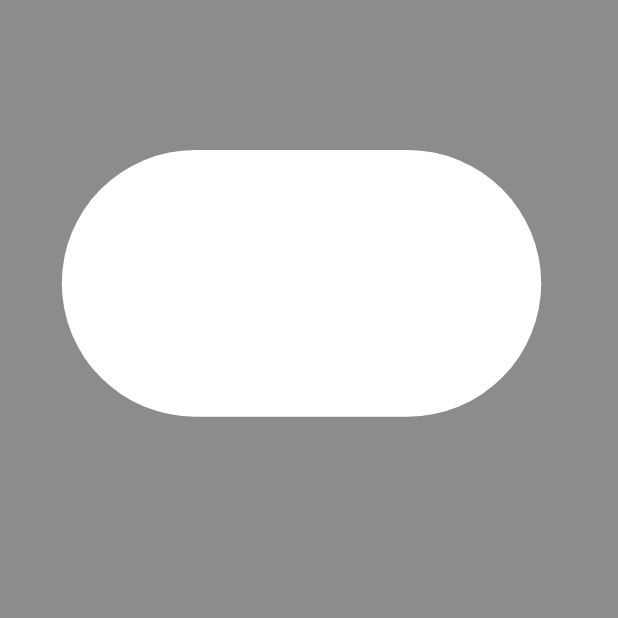
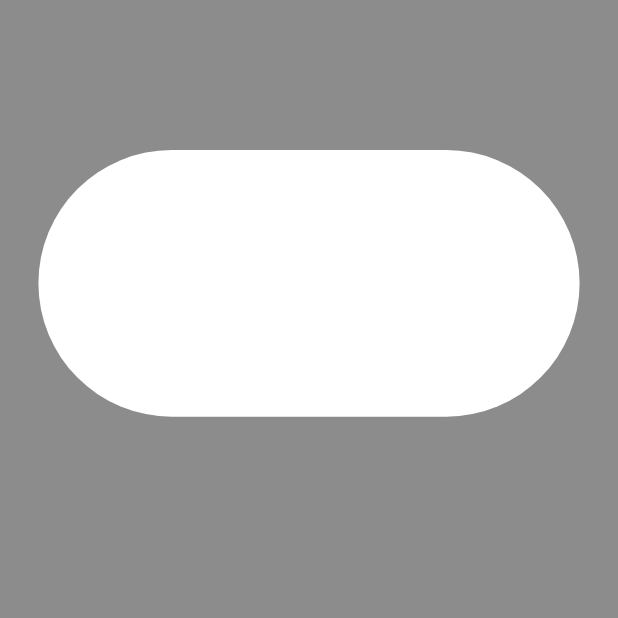
Before and after one commit to afullsnack/oreocrypt, a Flutter app: the Home screen opened by its route, after a tap on an icon or button, on a phone screen of 412 x 824 dp, the top half of it. Run offline on Flutter 3.47's test engine with Material 2 defaults, Android fonts, the phone set to English and light mode, and no system bars; our stand-ins replace cached_network_image, video_player; missing offline and left inert: crypto_font_icons.

Commit message:
Fixed issues wth layout and possitioning

```diff
--- a/lib/screens/full_coinpill.dart
+++ b/lib/screens/full_coinpill.dart
@@ -34,9 +34,7 @@ class _FullCoinPillState extends State<FullCoinPill>
     await Future.delayed(Duration(milliseconds: 100));
     setState(() {
       top = 100;
-      left = (MediaQuery.of(context).size.width / 2) -
-          ((MediaQuery.of(context).size.width * .8) / 2);
-      width = MediaQuery.of(context).size.width * .8;
+      left = (MediaQuery.of(context).size.width / 2) - (width / 2);
     });
   }
 
@@ -58,14 +56,21 @@ class _FullCoinPillState extends State<FullCoinPill>
           AnimatedPositioned(
             top: top,
             left: left,
-            duration: Duration(milliseconds: 500),
+            onEnd: () {
+              setState(() {
+                width = (MediaQuery.of(context).size.width * .9);
+                left = MediaQuery.of(context).size.width / 2 -
+                    (((MediaQuery.of(context).size.width * .9) - 10) / 2);
+              });
+            },
+            duration: Duration(milliseconds: 300),
             child: GestureDetector(
               onTap: () {
                 _reversAnimation();
                 Navigator.pop(context);
               },
               child: AnimatedContainer(
-                duration: Duration(milliseconds: 500),
+                duration: Duration(milliseconds: 300),
                 width: width - 10,
                 height: height,
                 decoration: BoxDecoration(
--- a/lib/screens/portfolio.dart
+++ b/lib/screens/portfolio.dart
@@ -91,9 +91,9 @@ class PortfolioScreen extends StatelessWidget {
                       Navigator.push(
                         context,
                         PageRouteBuilder(
-                          transitionDuration: Duration(milliseconds: 800),
+                          transitionDuration: Duration(milliseconds: 100),
                           reverseTransitionDuration:
-                              Duration(milliseconds: 800),
+                              Duration(milliseconds: 500),
                           transitionsBuilder:
                               (context, animation, secAnimation, child) {
                             animation = CurvedAnimation(
```
